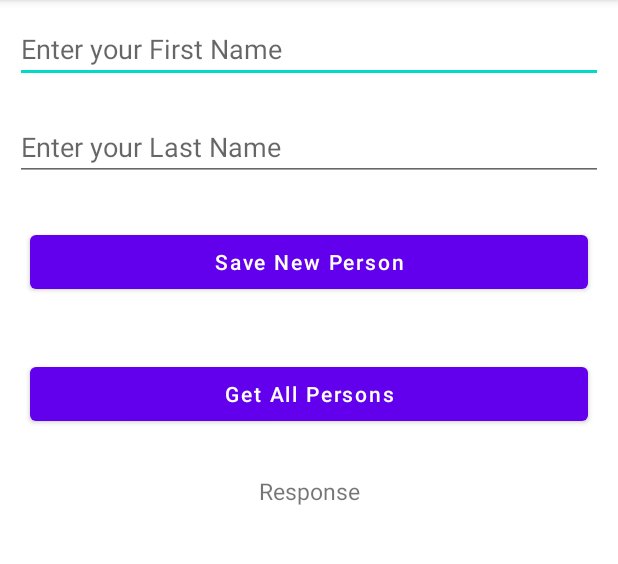
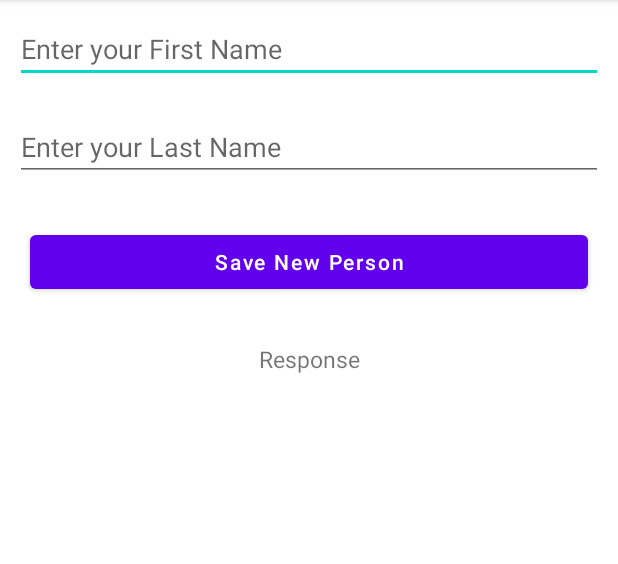
Before and after one commit to ljhHartman/Android_Retrofit_Simple_REST_Client, an Android app: the screen it shows after launch (MainActivity), after a tap on "Save New Person", on a phone screen of 412 x 824 dp, the part 84-648 px from its top. Run offline under Robolectric (Android 15) with nearby library versions, the phone set to English and light mode, and no system bars.

Commit message:
10/10/2022: Reviewed and Rebuild Code

```diff
--- a/app/src/main/java/com/project/reciperetrofit/MainActivity.java
+++ b/app/src/main/java/com/project/reciperetrofit/MainActivity.java
@@ -1,121 +1,61 @@
 package com.project.reciperetrofit;
 
 import android.os.Bundle;
+import android.util.Log;
 import android.view.View;
 import android.widget.Button;
 import android.widget.EditText;
-import android.widget.ProgressBar;
 import android.widget.TextView;
-import android.widget.Toast;
 
 import androidx.appcompat.app.AppCompatActivity;
 
 import com.example.reciperetrofit.R;
 import com.project.reciperetrofit.controller.ControllerPerson;
-import com.project.reciperetrofit.model.Person;
-import com.project.reciperetrofit.repository.RepositoryPerson;
 
-import retrofit2.Call;
-import retrofit2.Callback;
-import retrofit2.Response;
-import retrofit2.Retrofit;
-import retrofit2.converter.gson.GsonConverterFactory;
+
 
 public class MainActivity extends AppCompatActivity {
 
-    private EditText firstNameEdt, lastNameEdt;
-    private Button postDataBtn;
-    private TextView responseTV;
-    private ProgressBar loadingPB;
+    // Declare View Elements
+    private EditText txtFirstName, txtLastName;
+    private Button btnPost;
+    private TextView lblResponse;
 
     @Override
     protected void onCreate(Bundle savedInstanceState) {
         super.onCreate(savedInstanceState);
         setContentView(R.layout.activity_main);
 
-        // initializing our views
-        firstNameEdt = findViewById(R.id.idEdtFirstName);
-        lastNameEdt = findViewById(R.id.idEdtLastName);
-        postDataBtn = findViewById(R.id.idBtnPost);
-        responseTV = findViewById(R.id.idTVResponse);
-        loadingPB = findViewById(R.id.idLoadingPB);
 
-        // adding on click listener to our button.
-        postDataBtn.setOnClickListener(new View.OnClickListener() {
+        // initializing (get) View Elements
+        txtFirstName = findViewById(R.id.txtFirstName);
+        txtLastName = findViewById(R.id.txtLastName);
+        btnPost = findViewById(R.id.btnPost);
+        lblResponse = findViewById(R.id.lblResponse);
+
+
+
+        // BUTTON ONCLICK : POST ACTION
+        btnPost.setOnClickListener(new View.OnClickListener() {
             @Override
             public void onClick(View v) {
-                // validating if the text field is empty or not.
-                if (firstNameEdt.getText().toString().isEmpty() && lastNameEdt.getText().toString().isEmpty()) {
-                    Toast.makeText(MainActivity.this, "Please enter both the values", Toast.LENGTH_SHORT).show();
-                    return;
+                // EXECUTE : BUTTON ACTION
+                Log.i("info", "Button is clicked");
+
+                // Validating if the text fields are empty or not.
+                if (txtFirstName.getText().toString().isEmpty() && txtLastName.getText().toString().isEmpty()) {
+                    Log.i("info", "Input boxes are empty");
+                } else {
+                    // EXECUTE : POST ACTION
+                    Log.i("info", "Execute Action");
+                    ControllerPerson.PostData(txtFirstName, txtLastName, lblResponse);
                 }
-
-                // calling a method to post the data and passing our name and job.
-                postData(firstNameEdt.getText().toString(), lastNameEdt.getText().toString());
-            }
-        });
-    }
-
-
-    private void postData(String firstName, String lastName) {
-
-        // below line is for displaying our progress bar.
-        loadingPB.setVisibility(View.VISIBLE);
-
-        // on below line we are creating a retrofit
-        // builder and passing our base url
-        Retrofit retrofit = new Retrofit.Builder()
-                .baseUrl("http://10.0.2.2:8080/")
-                // as we are sending data in json format so
-                // we have to add Gson converter factory
-                .addConverterFactory(GsonConverterFactory.create())
-                // at last we are building our retrofit builder.
-                .build();
-        // below line is to create an instance for our retrofit api class.
-        RepositoryPerson retrofitAPI = retrofit.create(RepositoryPerson.class);
-
-        // passing data from our text fields to our modal class.
-        Person modal = new Person(firstName, lastName);
-
-        // calling a method to create a post and passing our modal class.
-        Call<Person> call = retrofitAPI.createPost(modal);
-
-        // on below line we are executing our method.
-        call.enqueue(new Callback<Person>() {
-            @Override
-            public void onResponse(Call<Person> call, Response<Person> response) {
-                // this method is called when we get response from our api.
-                Toast.makeText(MainActivity.this, "Data added to API", Toast.LENGTH_SHORT).show();
-
-                // below line is for hiding our progress bar.
-                loadingPB.setVisibility(View.GONE);
-
-                // on below line we are setting empty text
-                // to our both edit text.
-                firstNameEdt.setText("");
-                lastNameEdt.setText("");
-
-                // we are getting response from our body
-                // and passing it to our modal class.
-                Person responseFromAPI = response.body();
-
-                // on below line we are getting our data from modal class and adding it to our string.
-                String responseString = "Response Code : " + response.code() + "\nFirst Name : " + responseFromAPI.getFirstName() + "\n" + "Last Name : " + responseFromAPI.getLastName();
-
-                // below line we are setting our
-                // string to our text view.
-                responseTV.setText(responseString);
-            }
-
-            @Override
-            public void onFailure(Call<Person> call, Throwable t) {
-                // setting text to our text view when
-                // we get error response from API.
-                responseTV.setText("Error found is : " + t.getMessage());
             }
         });
 
-    }
 
 
+
+
+    }
 }
--- a/app/src/main/res/layout/activity_main.xml
+++ b/app/src/main/res/layout/activity_main.xml
@@ -9,7 +9,7 @@
 
     <!--edit text field for adding first name-->
     <EditText
-        android:id="@+id/idEdtFirstName"
+        android:id="@+id/txtFirstName"
         android:layout_width="match_parent"
         android:layout_height="wrap_content"
         android:layout_margin="10dp"
@@ -18,7 +18,7 @@
 
     <!--edit text field for adding last name-->
     <EditText
-        android:id="@+id/idEdtLastName"
+        android:id="@+id/txtLastName"
         android:layout_width="match_parent"
         android:layout_height="wrap_content"
         android:layout_margin="10dp"
@@ -26,7 +26,7 @@
         android:hint="Enter your Last Name" />
     <!--button for adding data-->
     <Button
-        android:id="@+id/idBtnPost"
+        android:id="@+id/btnPost"
         android:layout_width="match_parent"
         android:layout_height="wrap_content"
         android:layout_margin="20dp"
@@ -34,17 +34,10 @@
         android:textAllCaps="false" />
 
     <!--button for getting data-->
-    <Button
-        android:id="@+id/idBtnGet"
-        android:layout_width="match_parent"
-        android:layout_height="wrap_content"
-        android:layout_margin="20dp"
-        android:text="Get All Persons"
-        android:textAllCaps="false" />
 
     <!--text view for displaying our API response-->
     <TextView
-        android:id="@+id/idTVResponse"
+        android:id="@+id/lblResponse"
         android:layout_width="match_parent"
         android:layout_height="wrap_content"
         android:layout_margin="10dp"
```
Also changed, not shown: app/src/main/java/com/project/reciperetrofit/controller/ControllerPerson.java (+50 -4 lines).
